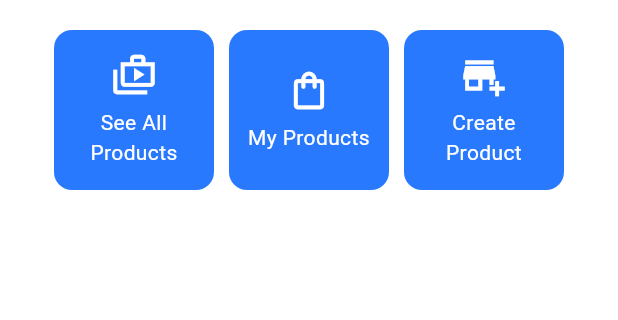
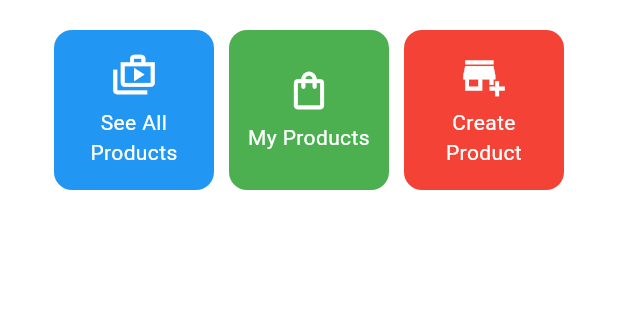
Before and after one commit to KareemMalik/burhanshop-mobile, a Flutter app: the screen it shows after launch, on a phone screen of 412 x 824 dp, the part 357-677 px from its top. Run offline on Flutter 3.47's test engine with Material 3 defaults, Android fonts, the phone set to English and light mode, and no system bars.

Commit message:
Button Recoloring

```diff
--- a/lib/menu.dart
+++ b/lib/menu.dart
@@ -140,9 +140,23 @@ class ItemCard extends StatelessWidget {
 
   @override
   Widget build(BuildContext context) {
+    Color backgroundColor;
+    switch (item.name) {
+      case "See All Products":
+        backgroundColor = Colors.blue;   // biru
+        break;
+      case "My Products":
+        backgroundColor = Colors.green;  // hijau
+        break;
+      case "Create Product":
+        backgroundColor = Colors.red;    // merah
+        break;
+      default:
+        backgroundColor = Theme.of(context).colorScheme.secondary;
+    }
     return Material(
       // Menentukan warna latar belakang dari tema aplikasi.
-      color: Theme.of(context).colorScheme.secondary,
+      color: backgroundColor,
       // Membuat sudut kartu melengkung.
       borderRadius: BorderRadius.circular(12),
 
```
